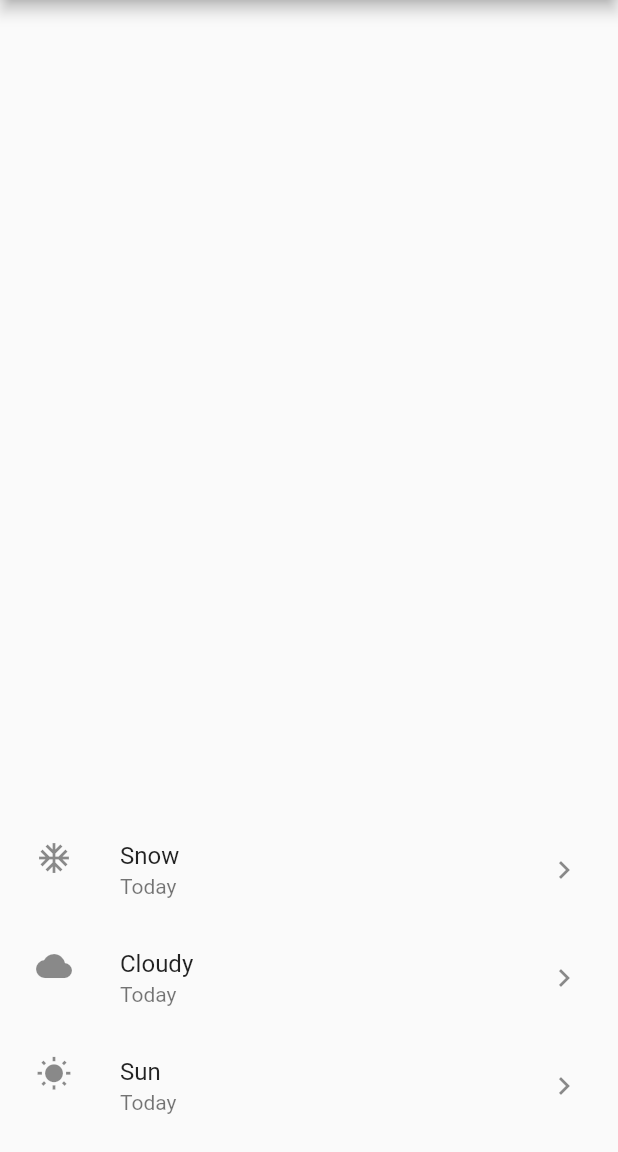
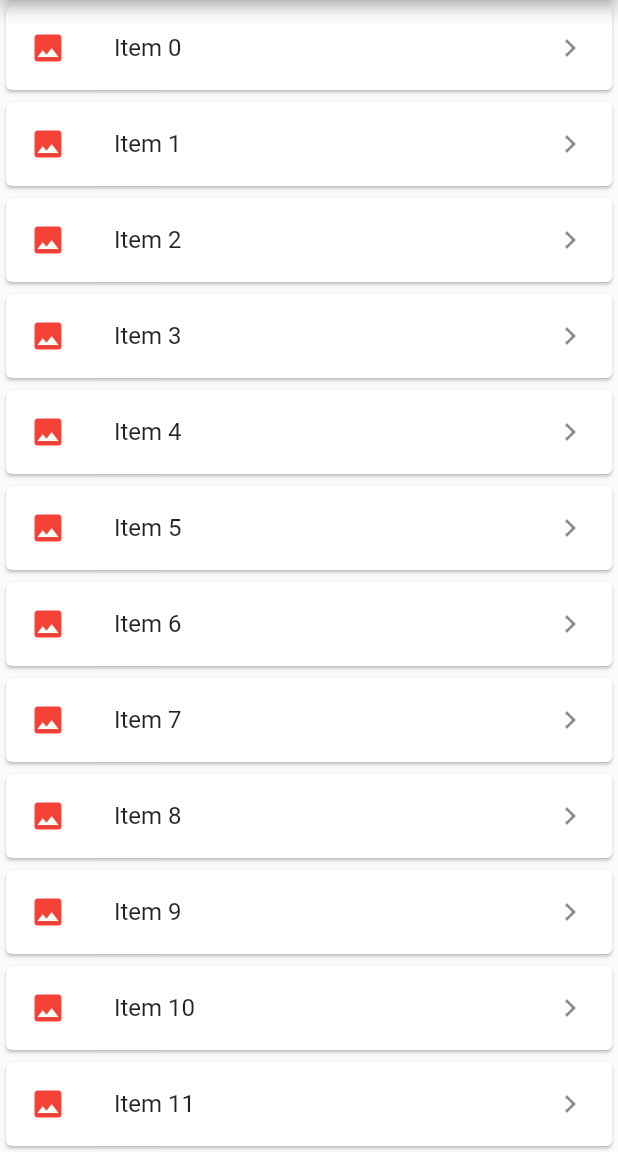
Before and after one commit to Alex-esc1/Flutter_ListView, a Flutter app: the screen it shows after launch, on a phone screen of 412 x 824 dp, the part 84-1236 px from its top. Run offline on Flutter 3.47's test engine with Material 2 defaults, Android fonts, the phone set to English and light mode, and no system bars.

Commit message:
Создаю динамичекий список ListView

```diff
--- a/lib/main.dart
+++ b/lib/main.dart
@@ -1,5 +1,4 @@
 // ignore_for_file: use_key_in_widget_constructors, prefer_const_constructors
-
 import 'package:flutter/material.dart';
 
 void main() => runApp(MyApp());
@@ -27,32 +26,18 @@ class BodyListView extends StatelessWidget {
 }
 
 Widget _myListView() {
-  return ListView(
-    padding: EdgeInsets.all(8.0),
-    //scrollDirection: Axis.horizontal,
-    //itemExtent: 300, // задаваемая фиксируемое значение мы экономим на производительности, т.к. flutter не нужно высчитывать отступ или размер элемента
-    // ignore: prefer_const_literals_to_create_immutables
-    reverse: true,
-    // ignore: prefer_const_literals_to_create_immutables
-    children: <Widget>[
-      ListTile(
-        title: Text('Sun'),
-        subtitle: Text('Today'),
-        leading: Icon(Icons.wb_sunny),
-        trailing: Icon(Icons.keyboard_arrow_right),
-      ),
-      ListTile(
-        title: Text('Cloudy'),
-        subtitle: Text('Today'),
-        leading: Icon(Icons.wb_cloudy),
-        trailing: Icon(Icons.keyboard_arrow_right),
-      ),
-      ListTile(
-        title: Text('Snow'),
-        subtitle: Text('Today'),
-        leading: Icon(Icons.ac_unit),
-        trailing: Icon(Icons.keyboard_arrow_right),
-      ),
-    ],
+  final List<String> items = List<String>.generate(10000, (i) => 'Item $i');
+
+  return ListView.builder(
+    itemCount: items.length,
+    itemBuilder: (context, index) {
+      return Card(
+        child: ListTile(
+          title: Text('${items[index]}'),
+          leading: Icon(Icons.insert_photo, color: Colors.red),
+          trailing: Icon(Icons.keyboard_arrow_right),
+        ),
+      );
+    },
   );
 }
```
